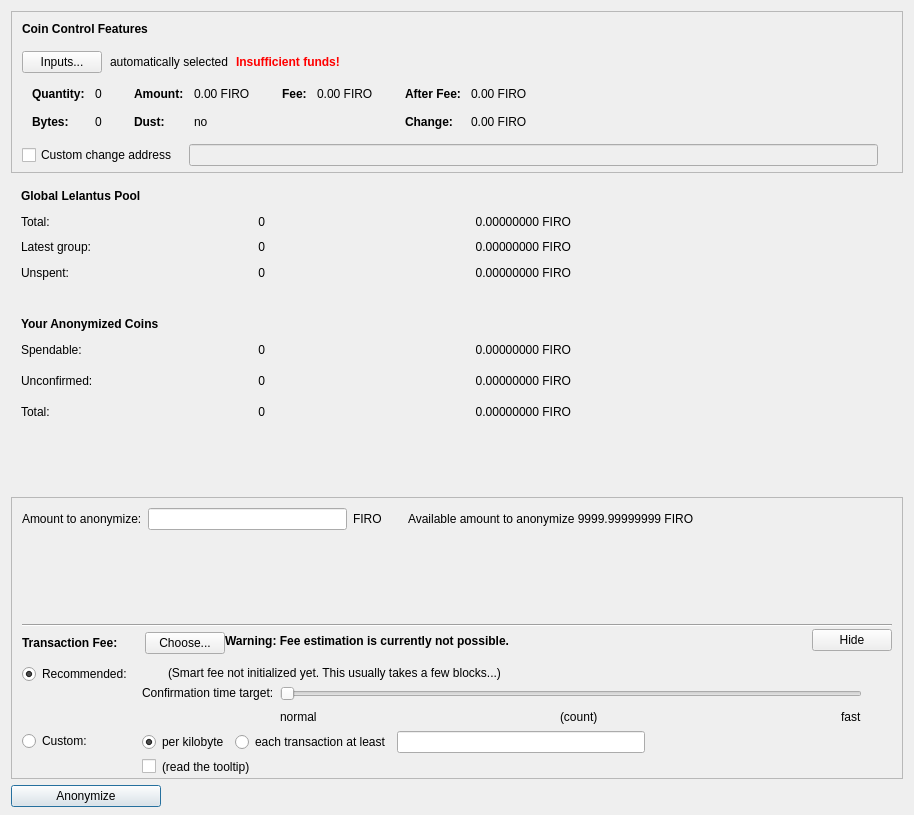
First picture: the form in src/qt/forms/lelantusdialog.ui, repository SPC-beta/firo, before the edit.
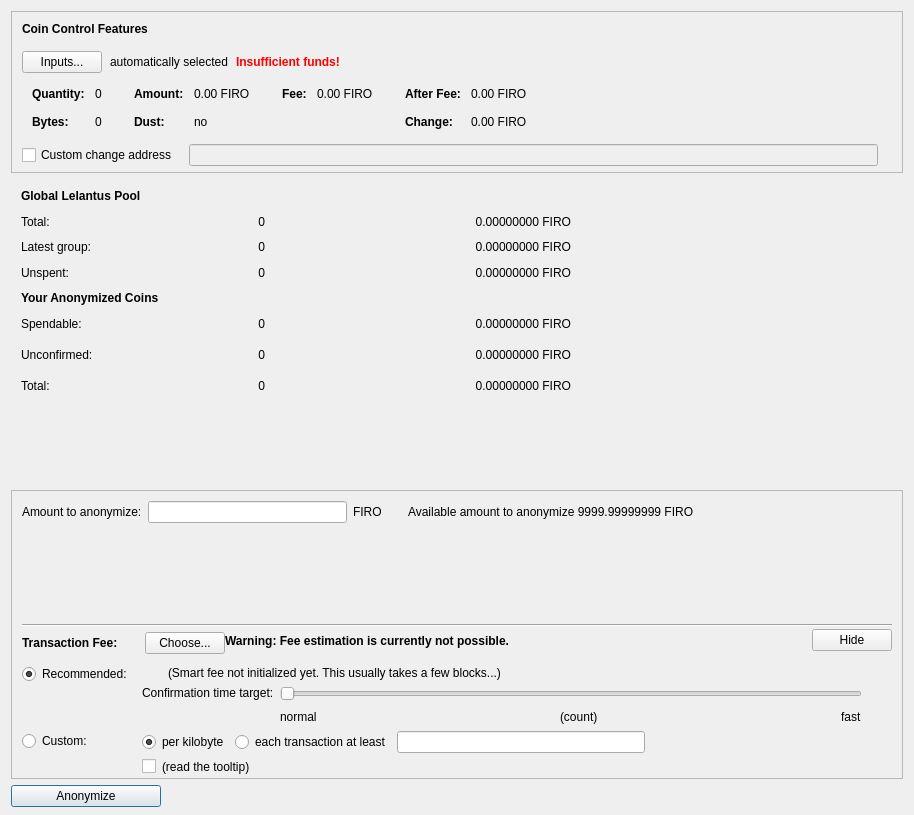
Second picture: the form after the edit. Custom widgets are drawn as their Qt base class.

Patch:
```diff
--- a/src/qt/forms/lelantusdialog.ui
+++ b/src/qt/forms/lelantusdialog.ui
@@ -764,18 +764,6 @@
        </item>
        <item row="4" column="0">
         <widget class="QLabel" name="labelYourAnoymizedCoinsText">
-         <property name="sizePolicy">
-          <sizepolicy hsizetype="Preferred" vsizetype="Preferred">
-           <horstretch>0</horstretch>
-           <verstretch>0</verstretch>
-          </sizepolicy>
-         </property>
-         <property name="minimumSize">
-          <size>
-           <width>0</width>
-           <height>40</height>
-          </size>
-         </property>
          <property name="font">
           <font>
            <weight>75</weight>
@@ -785,12 +773,6 @@
          <property name="text">
           <string>Your Anonymized Coins</string>
          </property>
-         <property name="alignment">
-          <set>Qt::AlignBottom|Qt::AlignLeading|Qt::AlignLeft</set>
-         </property>
-         <property name="margin">
-          <number>0</number>
-         </property>
         </widget>
        </item>
        <item row="5" column="1">
```
